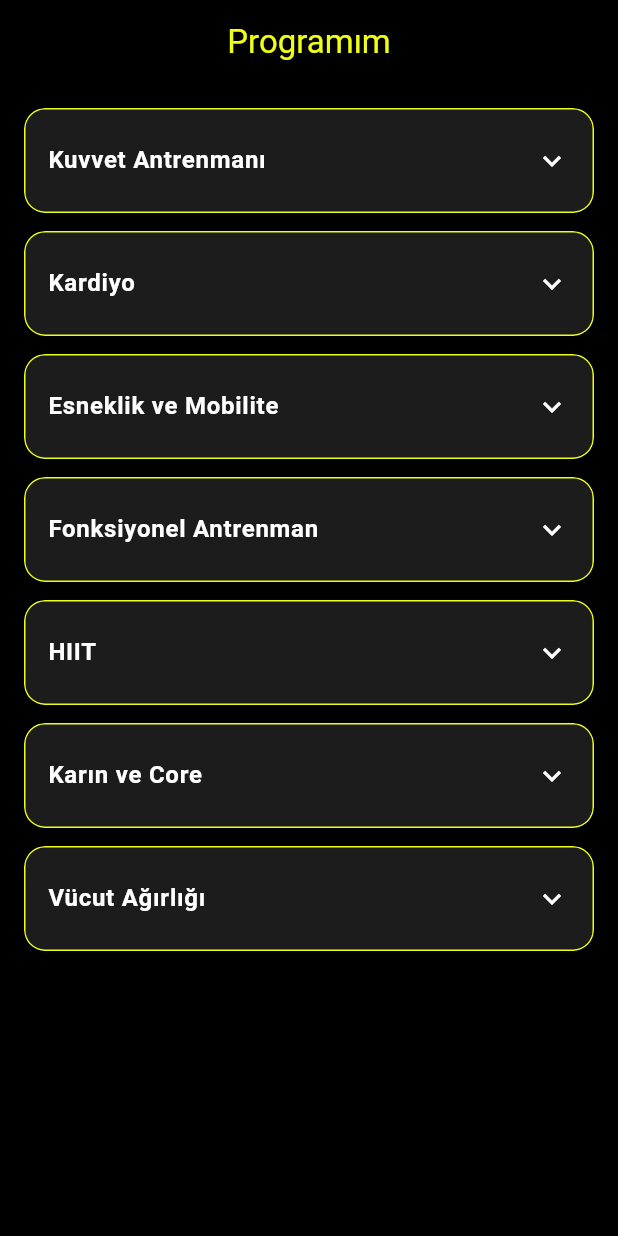
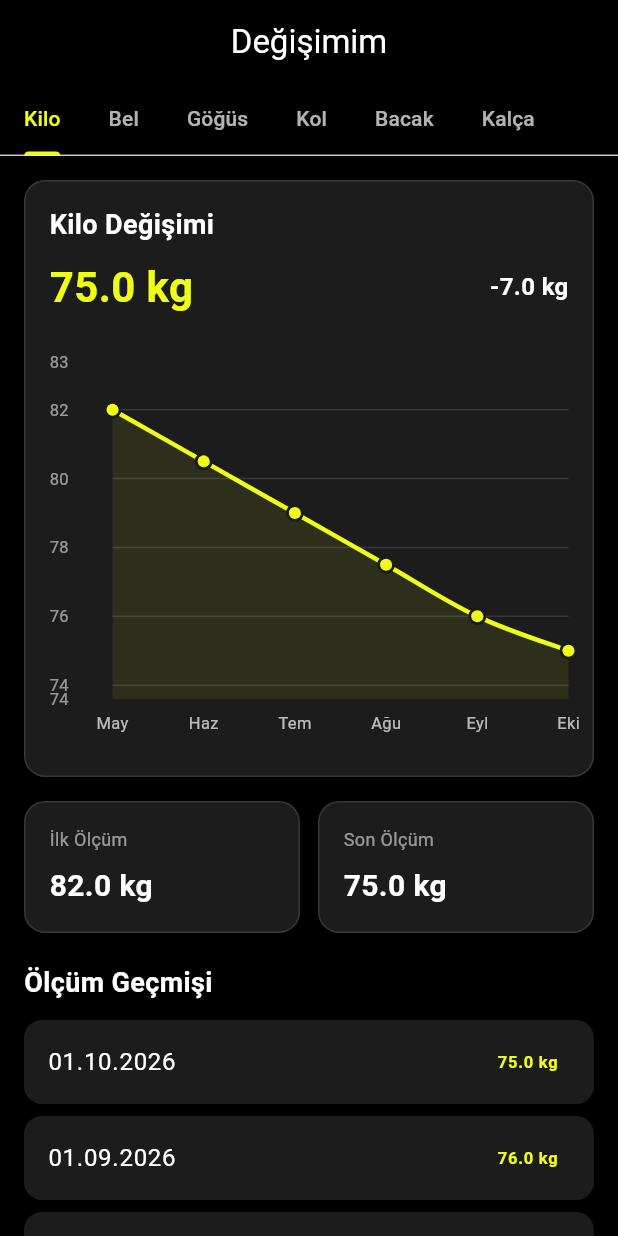
Before and after one commit to uluckabd/gymtactx, a Flutter app: the screen it shows after launch, on a phone screen of 412 x 824 dp. Run offline on Flutter 3.47's test engine with Material 3 defaults, Android fonts, the phone set to English and light mode, and no system bars; drawn by our look-alikes of fl_chart.

Commit message:
myMeasurements

```diff
--- a/lib/main.dart
+++ b/lib/main.dart
@@ -1,6 +1,7 @@
 import 'package:flutter/material.dart';
 import 'package:gymtactx/pages/antreman.dart';
 import 'package:gymtactx/pages/login_page.dart';
+import 'package:gymtactx/pages/myMeasurements.dart';
 import 'package:gymtactx/pages/myProgram.dart';
 import 'package:gymtactx/pages/profil_page.dart';
 import 'package:gymtactx/pages/training_page.dart';
@@ -21,7 +22,7 @@ class MyApp extends StatelessWidget {
       theme: ThemeData(
         colorScheme: ColorScheme.fromSeed(seedColor: Colors.deepPurple),
       ),
-      home: Myprogram(),
+      home: Mymeasurements(),
     );
   }
 }
--- /dev/null
+++ b/lib/pages/myMeasurements.dart
@@ -0,0 +1,415 @@
+import 'package:flutter/material.dart';
+import 'package:fl_chart/fl_chart.dart';
+
+class Mymeasurements extends StatelessWidget {
+  const Mymeasurements({super.key});
+
+  static const List<Map<String, dynamic>> olcumler = [
+    {
+      'tarih': '2026-05-01',
+      'kilo': 82.0,
+      'bel': 94.0,
+      'gogus': 98.0,
+      'kol': 32.0,
+      'bacak': 54.0,
+      'kalca': 101.0,
+    },
+    {
+      'tarih': '2026-06-01',
+      'kilo': 80.5,
+      'bel': 92.0,
+      'gogus': 99.0,
+      'kol': 33.0,
+      'bacak': 55.0,
+      'kalca': 100.0,
+    },
+    {
+      'tarih': '2026-07-01',
+      'kilo': 79.0,
+      'bel': 90.0,
+      'gogus': 100.0,
+      'kol': 34.0,
+      'bacak': 56.0,
+      'kalca': 99.0,
+    },
+    {
+      'tarih': '2026-08-01',
+      'kilo': 77.5,
+      'bel': 88.0,
+      'gogus': 101.0,
+      'kol': 34.5,
+      'bacak': 56.5,
+      'kalca': 98.0,
+    },
+    {
+      'tarih': '2026-09-01',
+      'kilo': 76.0,
+      'bel': 86.0,
+      'gogus': 102.0,
+      'kol': 35.0,
+      'bacak': 57.0,
+      'kalca': 97.0,
+    },
+    {
+      'tarih': '2026-10-01',
+      'kilo': 75.0,
+      'bel': 84.0,
+      'gogus': 103.0,
+      'kol': 35.5,
+      'bacak': 57.5,
+      'kalca': 96.0,
+    },
+  ];
+
+  static const Color background = Colors.black;
+  static const Color surface = Color(0xFF1C1C1C);
+  static const Color yellow = Color(0xFFEFFF14);
+
+  static const Map<String, String> kategoriler = {
+    'kilo': 'Kilo',
+    'bel': 'Bel',
+    'gogus': 'Göğüs',
+    'kol': 'Kol',
+    'bacak': 'Bacak',
+    'kalca': 'Kalça',
+  };
+
+  @override
+  Widget build(BuildContext context) {
+    final siraliOlcumler = [...olcumler];
+
+    siraliOlcumler.sort(
+      (a, b) => DateTime.parse(
+        a['tarih'].toString(),
+      ).compareTo(DateTime.parse(b['tarih'].toString())),
+    );
+
+    return DefaultTabController(
+      length: kategoriler.length,
+      child: Scaffold(
+        backgroundColor: background,
+        appBar: AppBar(
+          title: const Text('Değişimim'),
+          centerTitle: true,
+          backgroundColor: background,
+          foregroundColor: Colors.white,
+          bottom: TabBar(
+            isScrollable: true,
+            tabAlignment: TabAlignment.start,
+            indicatorColor: yellow,
+            labelColor: yellow,
+            unselectedLabelColor: Colors.white70,
+            tabs: kategoriler.values
+                .map((kategori) => Tab(text: kategori))
+                .toList(),
+          ),
+        ),
+        body: TabBarView(
+          children: kategoriler.entries.map((kategori) {
+            return _grafikSayfasi(kategori.key, kategori.value, siraliOlcumler);
+          }).toList(),
+        ),
+      ),
+    );
+  }
+
+  Widget _grafikSayfasi(
+    String alan,
+    String baslik,
+    List<Map<String, dynamic>> veriler,
+  ) {
+    final List<Map<String, dynamic>> gecerliVeriler = veriler.where((olcum) {
+      return olcum[alan] is num;
+    }).toList();
+
+    if (gecerliVeriler.isEmpty) {
+      return const Center(
+        child: Text(
+          'Henüz ölçüm eklenmemiş.',
+          style: TextStyle(color: Colors.white70),
+        ),
+      );
+    }
+
+    final List<double> degerler = gecerliVeriler
+        .map((olcum) => (olcum[alan] as num).toDouble())
+        .toList();
+
+    final double ilk = degerler.first;
+    final double son = degerler.last;
+    final double fark = son - ilk;
+
+    final String birim = alan == 'kilo' ? 'kg' : 'cm';
+
+    final double enKucuk = degerler.reduce((a, b) => a < b ? a : b);
+
+    final double enBuyuk = degerler.reduce((a, b) => a > b ? a : b);
+
+    final double aralik = enBuyuk - enKucuk;
+    final double bosluk = aralik == 0 ? 5 : aralik * 0.2;
+
+    final double minY = enKucuk - bosluk;
+    final double maxY = enBuyuk + bosluk;
+
+    final List<FlSpot> noktalar = List.generate(
+      degerler.length,
+      (index) => FlSpot(index.toDouble(), degerler[index]),
+    );
+
+    return ListView(
+      padding: const EdgeInsets.all(16),
+      children: [
+        Container(
+          padding: const EdgeInsets.all(16),
+          decoration: BoxDecoration(
+            color: surface,
+            borderRadius: BorderRadius.circular(14),
+            border: Border.all(color: Colors.white12),
+          ),
+          child: Column(
+            crossAxisAlignment: CrossAxisAlignment.start,
+            children: [
+              Text(
+                '$baslik Değişimi',
+                style: const TextStyle(
+                  color: Colors.white,
+                  fontSize: 18,
+                  fontWeight: FontWeight.bold,
+                ),
+              ),
+              const SizedBox(height: 8),
+              Row(
+                children: [
+                  Text(
+                    '${son.toStringAsFixed(1)} $birim',
+                    style: const TextStyle(
+                      color: yellow,
+                      fontSize: 28,
+                      fontWeight: FontWeight.bold,
+                    ),
+                  ),
+                  const Spacer(),
+                  Text(
+                    '${fark > 0 ? '+' : ''}'
+                    '${fark.toStringAsFixed(1)} $birim',
+                    style: const TextStyle(
+                      color: Colors.white,
+                      fontSize: 16,
+                      fontWeight: FontWeight.w600,
+                    ),
+                  ),
+                ],
+              ),
+              const SizedBox(height: 30),
+
+              // AYLIK DEĞİŞİM GRAFİĞİ
+              SizedBox(
+                height: 260,
+                child: LineChart(
+                  LineChartData(
+                    minX: 0,
+                    maxX: noktalar.length > 1
+                        ? (noktalar.length - 1).toDouble()
+                        : 1,
+                    minY: minY,
+                    maxY: maxY,
+                    gridData: FlGridData(
+                      show: true,
+                      drawVerticalLine: false,
+                      getDrawingHorizontalLine: (value) {
+                        return const FlLine(
+                          color: Colors.white12,
+                          strokeWidth: 1,
+                        );
+                      },
+                    ),
+                    borderData: FlBorderData(show: false),
+                    titlesData: FlTitlesData(
+                      topTitles: const AxisTitles(
+                        sideTitles: SideTitles(showTitles: false),
+                      ),
+                      rightTitles: const AxisTitles(
+                        sideTitles: SideTitles(showTitles: false),
+                      ),
+                      leftTitles: AxisTitles(
+                        sideTitles: SideTitles(
+                          showTitles: true,
+                          reservedSize: 42,
+                          getTitlesWidget: (value, meta) {
+                            return Text(
+                              value.toStringAsFixed(0),
+                              style: const TextStyle(
+                                color: Colors.white54,
+                                fontSize: 11,
+                              ),
+                            );
+                          },
+                        ),
+                      ),
+                      bottomTitles: AxisTitles(
+                        sideTitles: SideTitles(
+                          showTitles: true,
+                          reservedSize: 35,
+                          interval: 1,
+                          getTitlesWidget: (value, meta) {
+                            final index = value.toInt();
+
+                            if (value != index.toDouble() ||
+                                index < 0 ||
+                                index >= gecerliVeriler.length) {
+                              return const SizedBox.shrink();
+                            }
+
+                            final tarih = DateTime.parse(
+                              gecerliVeriler[index]['tarih'].toString(),
+                            );
+
+                            const aylar = [
+                              'Oca',
+                              'Şub',
+                              'Mar',
+                              'Nis',
+                              'May',
+                              'Haz',
+                              'Tem',
+                              'Ağu',
+                              'Eyl',
+                              'Eki',
+                              'Kas',
+                              'Ara',
+                            ];
+
+                            return Padding(
+                              padding: const EdgeInsets.only(top: 8),
+                              child: Text(
+                                aylar[tarih.month - 1],
+                                style: const TextStyle(
+                                  color: Colors.white70,
+                                  fontSize: 11,
+                                ),
+                              ),
+                            );
+                          },
+                        ),
+                      ),
+                    ),
+                    lineBarsData: [
+                      LineChartBarData(
+                        spots: noktalar,
+                        isCurved: true,
+                        color: yellow,
+                        barWidth: 3,
+                        isStrokeCapRound: true,
+                        dotData: FlDotData(
+                          show: true,
+                          getDotPainter: (spot, percent, bar, index) {
+                            return FlDotCirclePainter(
+                              radius: 4,
+                              color: yellow,
+                              strokeColor: surface,
+                              strokeWidth: 2,
+                            );
+                          },
+                        ),
+                        belowBarData: BarAreaData(
+                          show: true,
+                          color: yellow.withValues(alpha: 0.08),
+                        ),
+                      ),
+                    ],
+                  ),
+                ),
+              ),
+            ],
+          ),
+        ),
+        const SizedBox(height: 16),
+
+        // İLK VE SON ÖLÇÜM
+        Row(
+          children: [
+            Expanded(
+              child: _bilgiKarti(
+                'İlk Ölçüm',
+                '${ilk.toStringAsFixed(1)} $birim',
+              ),
+            ),
+            const SizedBox(width: 12),
+            Expanded(
+              child: _bilgiKarti(
+                'Son Ölçüm',
+                '${son.toStringAsFixed(1)} $birim',
+              ),
+            ),
+          ],
+        ),
+        const SizedBox(height: 20),
+
+        const Text(
+          'Ölçüm Geçmişi',
+          style: TextStyle(
+            color: Colors.white,
+            fontSize: 18,
+            fontWeight: FontWeight.bold,
+          ),
+        ),
+        const SizedBox(height: 12),
+
+        // ÖLÇÜM GEÇMİŞİ
+        ...gecerliVeriler.reversed.map((olcum) {
+          final tarih = DateTime.parse(olcum['tarih'].toString());
+
+          return Card(
+            color: surface,
+            margin: const EdgeInsets.only(bottom: 8),
+            child: ListTile(
+              title: Text(
+                '${tarih.day.toString().padLeft(2, '0')}.'
+                '${tarih.month.toString().padLeft(2, '0')}.'
+                '${tarih.year}',
+                style: const TextStyle(color: Colors.white),
+              ),
+              trailing: Text(
+                '${(olcum[alan] as num).toStringAsFixed(1)} '
+                '$birim',
+                style: const TextStyle(
+                  color: yellow,
+                  fontWeight: FontWeight.bold,
+                ),
+              ),
+            ),
+          );
+        }),
+      ],
+    );
+  }
+
+  Widget _bilgiKarti(String baslik, String deger) {
+    return Container(
+      padding: const EdgeInsets.all(16),
+      decoration: BoxDecoration(
+        color: surface,
+        borderRadius: BorderRadius.circular(14),
+        border: Border.all(color: Colors.white12),
+      ),
+      child: Column(
+        crossAxisAlignment: CrossAxisAlignment.start,
+        children: [
+          Text(
+            baslik,
+            style: const TextStyle(color: Colors.white54, fontSize: 12),
+          ),
+          const SizedBox(height: 8),
+          Text(
+            deger,
+            style: const TextStyle(
+              color: Colors.white,
+              fontSize: 20,
+              fontWeight: FontWeight.bold,
+            ),
+          ),
+        ],
+      ),
+    );
+  }
+}
--- a/pubspec.yaml
+++ b/pubspec.yaml
@@ -34,6 +34,7 @@ dependencies:
   # The following adds the Cupertino Icons font to your application.
   # Use with the CupertinoIcons class for iOS style icons.
   cupertino_icons: ^1.0.8
+  fl_chart: 0.69.2
 
 dev_dependencies:
   flutter_test:
```
Also changed, not shown: pubspec.lock.
